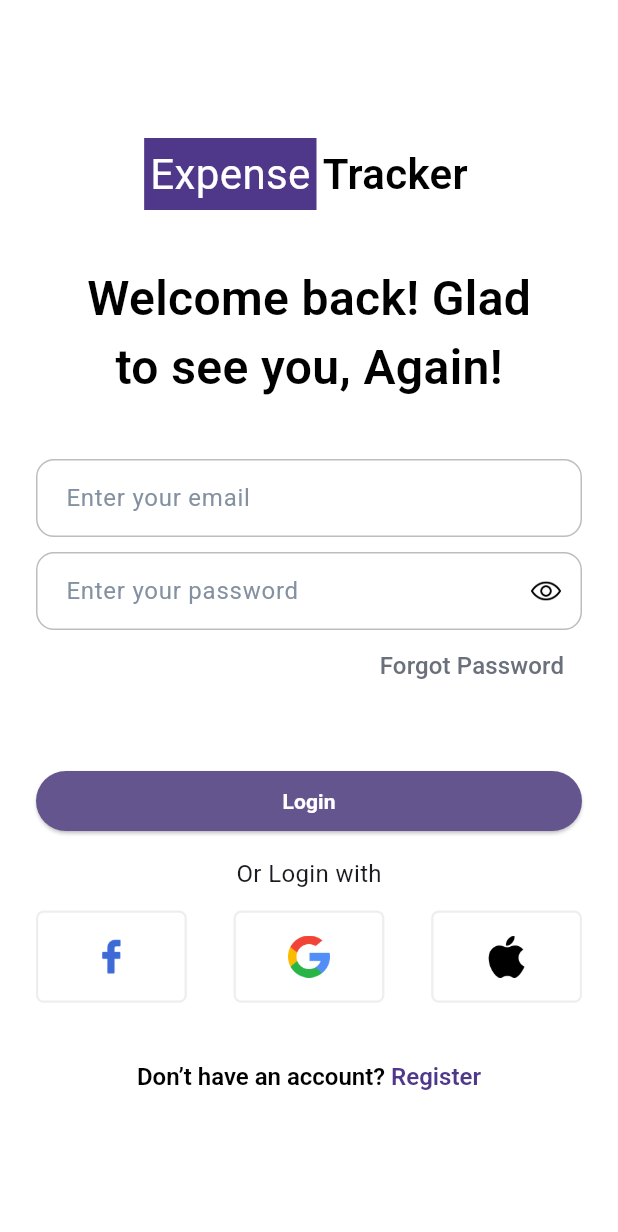
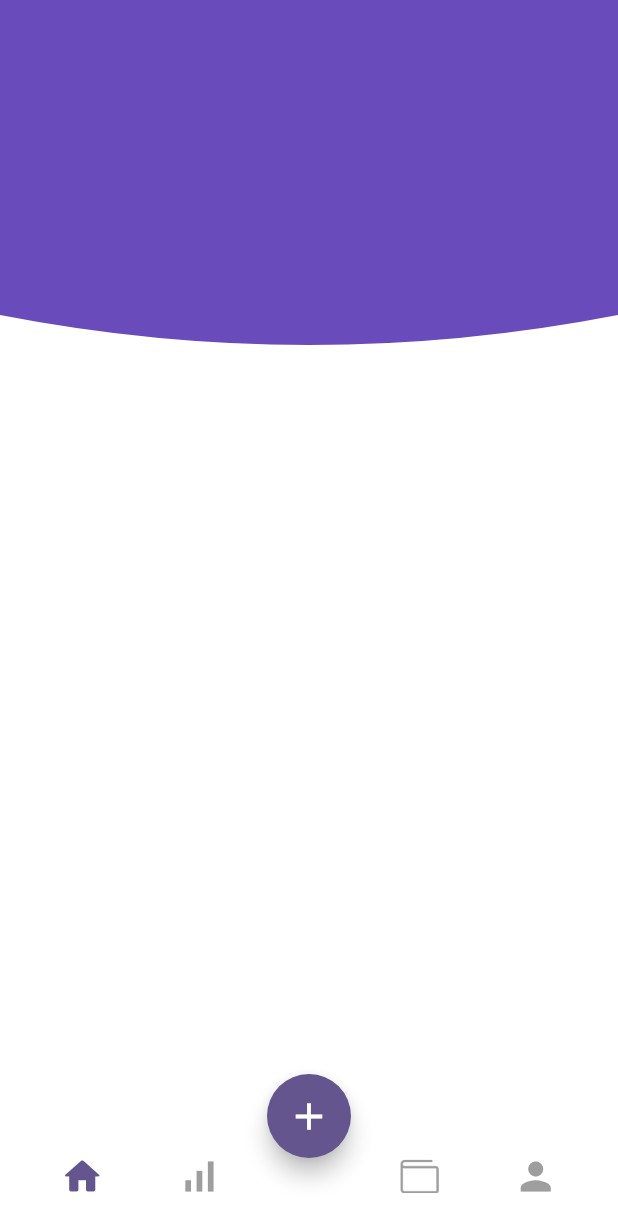
Before and after one commit to Anisur-Rahman-Naeem/Ostad-Expense-Tracker, a Flutter app: the screen it shows after launch, after a tap on "Login", on a phone screen of 412 x 824 dp. Shown: the top 1232 px of the screen. Run offline on Flutter 3.47's test engine with Material 3 defaults, Android fonts, the phone set to English and light mode, and no system bars; our stand-ins replace email_validator, go_router.

Commit message:
Working on home page

```diff
--- a/lib/app/app_routes.dart
+++ b/lib/app/app_routes.dart
@@ -2,6 +2,7 @@ import 'package:flutter/cupertino.dart';
 import 'package:go_router/go_router.dart';
 import 'package:ostad_expense_tracker_project/features/auth/presentation/pages/sign_in_screen.dart';
 import 'package:ostad_expense_tracker_project/features/auth/presentation/pages/sign_up_screen.dart';
+import 'package:ostad_expense_tracker_project/features/home/presentation/pages/homepage_screen.dart';
 
 import 'auth/splash_screen/presentation/pages/splash_screen.dart';
 
@@ -30,6 +31,13 @@ class AppRoutes {
               return SignUpScreen();
             }
           ),
+          GoRoute(
+            path: '/home-page',
+            name: HomepageScreen.name,
+            builder: (BuildContext context, GoRouterState state) {
+              return HomepageScreen();
+            }
+          ),
         ],
       ),
     ],
--- a/lib/features/auth/presentation/pages/sign_in_screen.dart
+++ b/lib/features/auth/presentation/pages/sign_in_screen.dart
@@ -1,10 +1,12 @@
 import 'package:flutter/material.dart';
+import 'package:go_router/go_router.dart';
 import 'package:ostad_expense_tracker_project/features/auth/presentation/pages/sign_up_screen.dart';
 import 'package:ostad_expense_tracker_project/features/auth/presentation/pages/widget/Login_With_Other_Accounts_Widget.dart';
 import 'package:ostad_expense_tracker_project/features/auth/presentation/pages/widget/bottom_line_register_or_login.dart';
 import 'package:ostad_expense_tracker_project/features/auth/presentation/pages/widget/email_text_field.dart';
 import 'package:ostad_expense_tracker_project/features/auth/presentation/pages/widget/password_text_field.dart';
 import 'package:ostad_expense_tracker_project/features/common/presentation/widgets/signature_appbar.dart';
+import 'package:ostad_expense_tracker_project/features/home/presentation/pages/homepage_screen.dart';
 
 class SignInScreen extends StatefulWidget {
   const SignInScreen({super.key});
@@ -92,7 +94,9 @@ class _SignInScreenState extends State<SignInScreen> {
                 SizedBox(
                   width: 364,
                   child: ElevatedButton(
-                    onPressed: () {},
+                    onPressed: () {
+                      context.goNamed(HomepageScreen.name);
+                    },
                     style: ElevatedButton.styleFrom(
                       backgroundColor: Color(0xff65558F),
                     ),
--- a/lib/features/auth/presentation/pages/sign_up_screen.dart
+++ b/lib/features/auth/presentation/pages/sign_up_screen.dart
@@ -1,4 +1,5 @@
 import 'package:flutter/material.dart';
+import 'package:go_router/go_router.dart';
 import 'package:ostad_expense_tracker_project/features/auth/presentation/pages/sign_in_screen.dart';
 import 'package:ostad_expense_tracker_project/features/auth/presentation/pages/widget/Login_With_Other_Accounts_Widget.dart';
 import 'package:ostad_expense_tracker_project/features/auth/presentation/pages/widget/bottom_line_register_or_login.dart';
@@ -7,6 +8,7 @@ import 'package:ostad_expense_tracker_project/features/auth/presentation/pages/w
 import 'package:ostad_expense_tracker_project/features/auth/presentation/pages/widget/email_text_field.dart';
 import 'package:ostad_expense_tracker_project/features/auth/presentation/pages/widget/password_text_field.dart';
 import 'package:ostad_expense_tracker_project/features/common/presentation/widgets/signature_appbar.dart';
+import 'package:ostad_expense_tracker_project/features/home/presentation/pages/homepage_screen.dart';
 
 class SignUpScreen extends StatefulWidget {
   const SignUpScreen({super.key});
@@ -83,7 +85,9 @@ class _SignUpScreenState extends State<SignUpScreen> {
                 SizedBox(
                   width: 364,
                   child: ElevatedButton(
-                    onPressed: () {},
+                    onPressed: () {
+                      context.goNamed(HomepageScreen.name);
+                    },
                     style: ElevatedButton.styleFrom(
                       backgroundColor: Color(0xff65558F),
                     ),
--- /dev/null
+++ b/lib/features/common/presentation/widgets/curved_header.dart
@@ -0,0 +1,38 @@
+import 'package:flutter/material.dart';
+
+class CurvedHeader extends StatelessWidget {
+  const CurvedHeader({super.key});
+
+  @override
+  Widget build(BuildContext context) {
+    return ClipPath(
+      clipper: BottomCurveClipper(),
+      child: Container(
+        height: 250, // Adjust height as needed
+        width: double.infinity,
+        color: Color(0xFF6A4BBC), // Use your desired purple
+      ),
+    );
+  }
+}
+
+class BottomCurveClipper extends CustomClipper<Path> {
+  @override
+  Path getClip(Size size) {
+    final path = Path();
+    path.lineTo(0, size.height - 40); // Start from bottom left with curve height
+
+    // Create arc at bottom
+    path.quadraticBezierTo(
+      size.width / 2, size.height, // control point
+      size.width, size.height - 40, // end point
+    );
+
+    path.lineTo(size.width, 0); // Top right
+    path.close();
+    return path;
+  }
+
+  @override
+  bool shouldReclip(covariant CustomClipper<Path> oldClipper) => false;
+}
--- a/lib/features/home/presentation/pages/homepage_screen.dart
+++ b/lib/features/home/presentation/pages/homepage_screen.dart
@@ -0,0 +1,89 @@
+import 'package:flutter/material.dart';
+import 'package:ostad_expense_tracker_project/features/common/presentation/widgets/curved_header.dart';
+
+class HomepageScreen extends StatefulWidget {
+  const HomepageScreen({super.key});
+
+  static const String name = "home-page";
+
+  @override
+  State<HomepageScreen> createState() => _HomepageScreenState();
+}
+
+class _HomepageScreenState extends State<HomepageScreen> {
+  int _selectedIndex = 0;
+
+  @override
+  Widget build(BuildContext context) {
+    return Scaffold(
+      body: Column(
+        mainAxisAlignment: MainAxisAlignment.start,
+        children: [
+          CurvedHeader(),
+        ],
+      ),
+      backgroundColor: Colors.white,
+      bottomNavigationBar: BottomAppBar(
+        color: Colors.white,
+        shape: CircularNotchedRectangle(),
+        notchMargin: 6.0,
+        child: Row(
+          mainAxisAlignment: MainAxisAlignment.spaceAround,
+          children: [
+            IconButton(
+              onPressed: () {
+                setState(() => _selectedIndex = 0);
+              },
+              icon: Icon(
+                Icons.home_rounded,
+                size: 30,
+                color: _selectedIndex == 0 ? Color(0xff65558F) : Colors.grey,
+              ),
+            ),
+            IconButton(
+              onPressed: () {
+                setState(() => _selectedIndex = 1);
+              },
+              icon: Icon(
+                Icons.signal_cellular_alt_sharp,
+                size: 30,
+                color: _selectedIndex == 1 ? Color(0xff65558F) : Colors.grey,
+              ),
+            ),
+            SizedBox(width: 40),
+            IconButton(
+              onPressed: () {
+                setState(() => _selectedIndex = 3);
+              },
+              icon: Image.asset(
+                "asset/images/bottom_nav_icons/img_2.png",
+                width: 26,
+                height: 26,
+                fit: BoxFit.contain,
+                color: _selectedIndex == 3 ? Color(0xff65558F) : Colors.grey,
+              ),
+            ),
+            IconButton(
+              onPressed: () {
+                setState(() => _selectedIndex = 4);
+              },
+              icon: Icon(
+                Icons.person,
+                size: 30,
+                color: _selectedIndex == 4 ? Color(0xff65558F) : Colors.grey,
+              ),
+            ),
+          ],
+        ),
+      ),
+      floatingActionButton: FloatingActionButton(
+        onPressed: () {},
+        backgroundColor: Color(0xff65558F),
+        foregroundColor: Colors.white,
+        shape: CircleBorder(),
+        child: Icon(Icons.add, size: 30),
+      ),
+      floatingActionButtonLocation: FloatingActionButtonLocation.centerDocked,
+    );
+  }
+}
--- a/pubspec.yaml
+++ b/pubspec.yaml
@@ -27,6 +27,7 @@ flutter:
   # To add assets to your application, add an assets section, like this:
   assets:
      - asset/images/
+     - asset/images/bottom_nav_icons/img_2.png
 
   # An image asset can refer to one or more resolution-specific "variants", see
   # https://flutter.dev/to/resolution-aware-images
```
Also changed, not shown: asset/images/bottom_nav_icons/img_2.png (added).
